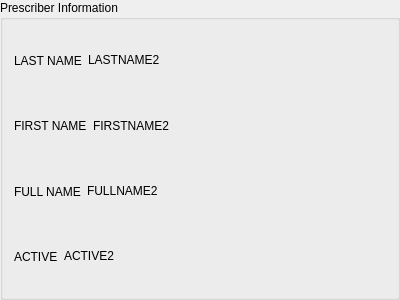
Above: src/db/prescribergroupbox.ui from kyledevans/Medicine-Track before the change. Below: the same form after it.
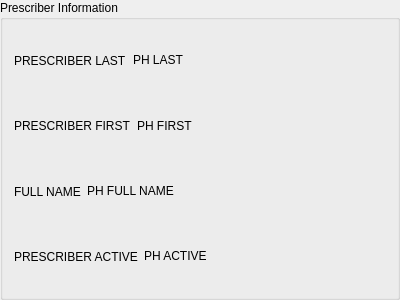
That is the form after the change.

Diff of the .ui file:
```diff
--- a/src/db/prescribergroupbox.ui
+++ b/src/db/prescribergroupbox.ui
@@ -19,14 +19,14 @@
      <item>
       <widget class="QLabel" name="lastTitle">
        <property name="text">
-        <string>LAST NAME</string>
+        <string comment="PRESCRIBER LAST DISPLAY LABEL">PRESCRIBER LAST</string>
        </property>
       </widget>
      </item>
      <item>
       <widget class="QLabel" name="lastLabel">
        <property name="text">
-        <string notr="true">LASTNAME2</string>
+        <string notr="true">PH LAST</string>
        </property>
        <property name="textInteractionFlags">
         <set>Qt::LinksAccessibleByMouse|Qt::TextSelectableByMouse</set>
@@ -53,14 +53,14 @@
      <item>
       <widget class="QLabel" name="firstTitle">
        <property name="text">
-        <string>FIRST NAME</string>
+        <string comment="PRESCRIBER FIRST DISPLAY LABEL">PRESCRIBER FIRST</string>
        </property>
       </widget>
      </item>
      <item>
       <widget class="QLabel" name="firstLabel">
        <property name="text">
-        <string notr="true">FIRSTNAME2</string>
+        <string notr="true">PH FIRST</string>
        </property>
        <property name="textInteractionFlags">
         <set>Qt::LinksAccessibleByMouse|Qt::TextSelectableByMouse</set>
@@ -94,7 +94,7 @@
      <item>
       <widget class="QLabel" name="fullLabel">
        <property name="text">
-        <string notr="true">FULLNAME2</string>
+        <string notr="true">PH FULL NAME</string>
        </property>
        <property name="textInteractionFlags">
         <set>Qt::LinksAccessibleByMouse|Qt::TextSelectableByMouse</set>
@@ -121,14 +121,14 @@
      <item>
       <widget class="QLabel" name="activeTitle">
        <property name="text">
-        <string>ACTIVE</string>
+        <string comment="PRESCRIBER ACTIVE DISPLAY LABEL">PRESCRIBER ACTIVE</string>
        </property>
       </widget>
      </item>
      <item>
       <widget class="QLabel" name="activeLabel">
        <property name="text">
-        <string notr="true">ACTIVE2</string>
+        <string notr="true">PH ACTIVE</string>
        </property>
        <property name="textInteractionFlags">
         <set>Qt::LinksAccessibleByMouse|Qt::TextSelectableByMouse</set>
```
Left out of the diff: 26 changed lines with no effect on the pictures.
